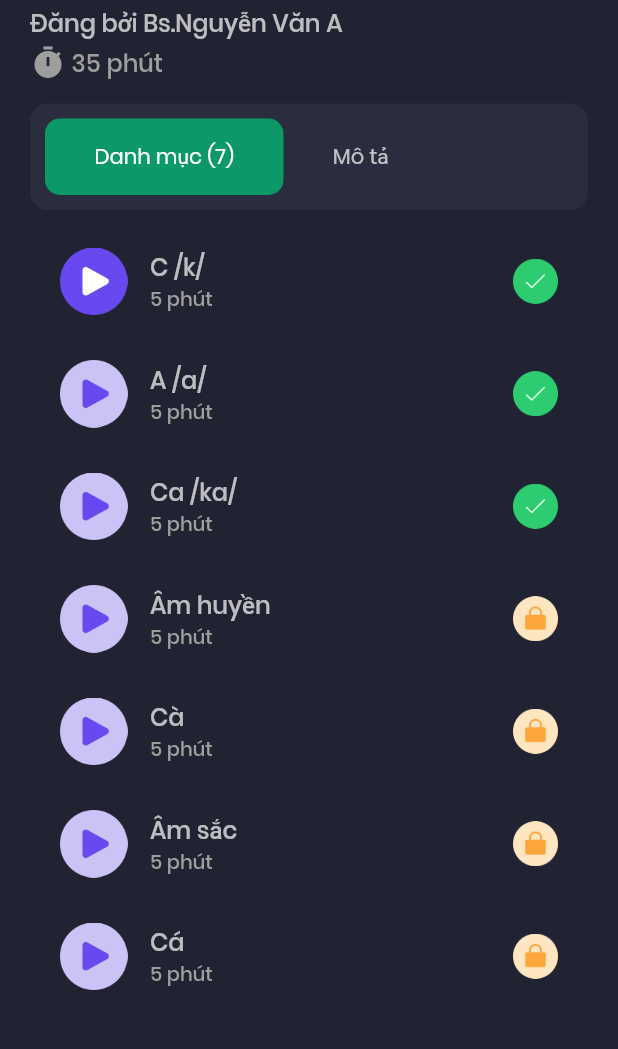
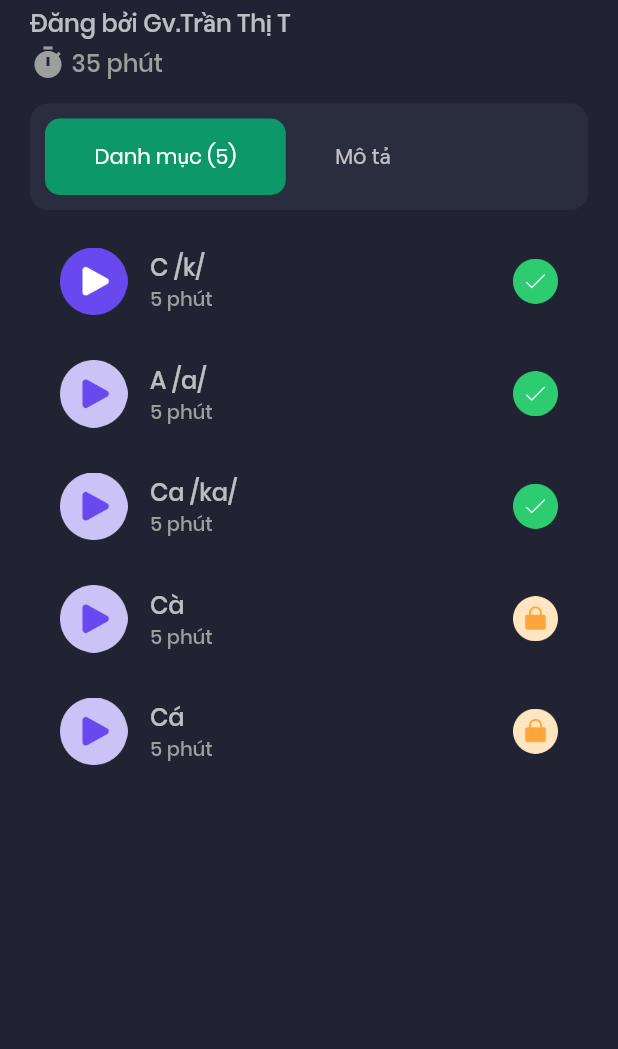
Before and after one commit to TSSniper349/khkt2223, a Flutter app: the CourseScreen screen opened directly, after a tap on "Bài 1", on a phone screen of 412 x 824 dp, the part 147-1196 px from its top. Run offline on Flutter 3.47's test engine with Material 2 defaults, Android fonts, the light colour scheme and no system bars; our stand-ins replace audioplayers, bubble, flutter_svg, get, percent_indicator; missing offline and left inert: another_audio_recorder.

Commit message:
Nearly done

```diff
--- a/lib/components/question_card_b&d.dart
+++ b/lib/components/question_card_b&d.dart
@@ -44,8 +44,8 @@ class QuestionCard3 extends StatelessWidget {
           const SizedBox(height: kDefaultPadding / 2),
           Image.asset(
               'assets/pics/${question.fileName}.png',
-              width: 300,
-              height: 300,
+              width: 200,
+              height: 200,
               fit: BoxFit.cover,
           ),
           const SizedBox(height: kDefaultPadding / 2),
--- a/lib/course_screen.dart
+++ b/lib/course_screen.dart
@@ -115,7 +115,7 @@ class CourseContainer extends StatelessWidget {
                     style: Theme.of(context).textTheme.headlineSmall!.copyWith(color: Colors.white70),
                   ),
                   Text(
-                    "Được đăng bởi ${course.author}",
+                    "Đăng bởi ${course.author}",
                     style: Theme.of(context).textTheme.bodyLarge!.copyWith(color: Colors.white54),
                   ),
                   const SizedBox(
--- a/lib/dashboard_screen.dart
+++ b/lib/dashboard_screen.dart
@@ -9,11 +9,10 @@ class DashboardScreen extends StatelessWidget {
     return SafeArea(
       child: SingleChildScrollView(
         primary: false,
-        padding: const EdgeInsets.all(kDefaultPadding),
+        padding: const EdgeInsets.all(kDefaultPadding * .8),
         child: Column(
           children: [
             //Header(),
-            const SizedBox(height: kDefaultPadding),
             Row(
               crossAxisAlignment: CrossAxisAlignment.start,
               children: [
@@ -22,7 +21,7 @@ class DashboardScreen extends StatelessWidget {
                   child: Column(
                     children: const [
                       MyFiles(),
-                      SizedBox(height: kDefaultPadding),
+                      SizedBox(height: kDefaultPadding * .8),
                       StorageDetails(),
                       //RecentFiles(),
                       // if (Responsive.isMobile(context))
--- a/lib/details_screen.dart
+++ b/lib/details_screen.dart
@@ -77,7 +77,7 @@ class _DetailsScreenState extends State<DetailsScreen> {
                   height: 3,
                 ),
                 const Text(
-                  "Đăng bởi Bs.Nguyễn Văn A",
+                  "Đăng bởi Gv.Trần Thị T",
                   style: TextStyle(
                     fontWeight: FontWeight.w500,
                     fontSize: 16,
@@ -180,7 +180,7 @@ class CustomTabView extends StatefulWidget {
 }
 
 class _CustomTabViewState extends State<CustomTabView> {
-  final List<String> _tags = ["Danh mục (7)", "Mô tả"];
+  final List<String> _tags = ["Danh mục (5)", "Mô tả"];
 
   Widget _buildTags(int index) {
     return GestureDetector(
--- a/lib/models/course.dart
+++ b/lib/models/course.dart
@@ -14,37 +14,37 @@ class Course {
 
 List<Course> courses = [
   Course(
-    author: "Bs. Nguyễn Văn A",
+    author: "Gv. Trần Thị T",
     completedPercentage: .80,
     name: "Bài 1",
     thumbnail: "assets/icons/flutter.jpg",
   ),
   Course(
-    author: "Bs. Nguyễn Văn A",
+    author: "Gv. Trần Thị T",
     completedPercentage: .60,
     name: "Bài 2",
     thumbnail: "assets/icons/react.jpg",
   ),
   Course(
-    author: "Bs. Nguyễn Văn A",
+    author: "Gv. Trần Thị T",
     completedPercentage: .10,
     name: "Bài 3",
     thumbnail: "assets/icons/node.png",
   ),
   Course(
-    author: "Bs. Nguyễn Văn A",
+    author: "Gv. Trần Thị T",
     completedPercentage: .0,
     name: "Bài 4",
     thumbnail: "assets/icons/flutter.jpg",
   ),
   Course(
-    author: "Bs. Nguyễn Văn A",
+    author: "Gv. Trần Thị T",
     completedPercentage: .0,
     name: "Bài 5",
     thumbnail: "assets/icons/react.jpg",
   ),
   Course(
-    author: "Bs. Nguyễn Văn A",
+    author: "Gv. Trần Thị T",
     completedPercentage: .0,
     name: "Bài 6",
     thumbnail: "assets/icons/node.png",
--- a/lib/models/lesson.dart
+++ b/lib/models/lesson.dart
@@ -40,22 +40,8 @@ List<Lesson> lessonList = [
     duration: '5 phút',
     isCompleted: false,
     isPlaying: false,
-    name: "Âm huyền",
-    fileName: "Huyen.mp3",
-  ),
-  Lesson(
-    duration: '5 phút',
-    isCompleted: false,
-    isPlaying: false,
     name: "Cà",
     fileName: "Cà.mp3",
-  ),
-  Lesson(
-    duration: '5 phút',
-    isCompleted: false,
-    isPlaying: false,
-    name: "Âm sắc",
-    fileName: "sac.mp3",
   ),
   Lesson(
     duration: '5 phút',
--- a/lib/screens/home_page.dart
+++ b/lib/screens/home_page.dart
@@ -157,7 +157,7 @@ class HomePage extends StatelessWidget {
                                       TaskColumn(
                                         icon: Icons.chat,
                                         iconBackgroundColor: LightColors.kRed,
-                                        title: 'Kết nối bác sĩ',
+                                        title: 'Tư vấn',
                                       ),
                                     ],
                                   ),
--- a/lib/screens/my_fields.dart
+++ b/lib/screens/my_fields.dart
@@ -21,7 +21,7 @@ class MyFiles extends StatelessWidget {
           mainAxisAlignment: MainAxisAlignment.spaceBetween,
           children: [
             Text(
-              "Đánh giá sơ bộ",
+              "Tổng quan",
               style: Theme.of(context).textTheme.subtitle1!.copyWith(color: Colors.white),
             ),
           ],
@@ -37,7 +37,7 @@ class MyFiles extends StatelessWidget {
             childAspectRatio: _size.width < 1400 ? 1.1 : 1.4,
           ),
         ),
-        SizedBox(height: kDefaultPadding*2),
+        SizedBox(height: kDefaultPadding),
         Row(
           mainAxisAlignment: MainAxisAlignment.spaceBetween,
           children: [
```
Also changed, not shown: lib/components/option.dart (+8 -8 lines), lib/models/MyFiles.dart (+7 -7 lines).
